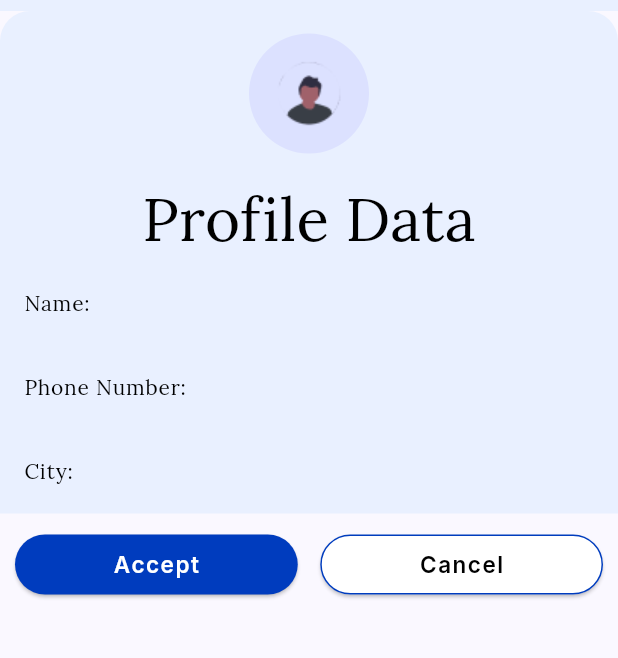
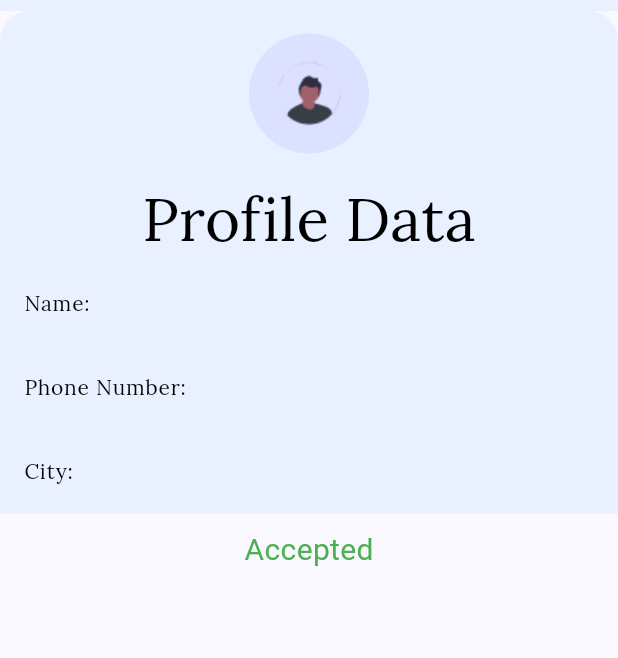
Before and after one commit to hassankhalid2239/digital_cometie_app, a Flutter app: the OthersProfileScreen screen opened directly with empty values, on a phone screen of 412 x 824 dp, the part 73-731 px from its top. Run offline on Flutter 3.47's test engine with Material 3 defaults, Android fonts, the phone set to English and light mode, and no system bars; our stand-ins replace cloud_firestore, country_picker, firebase_auth, firebase_core, firebase_messaging, firebase_storage and 8 more; accounts and stored records are empty; Roboto replaces fonts that are missing (Alef); key blocks and very long unbroken strings in the code were emptied for the run.

Commit message:
cancel or accept request done
cancel or accept request done.

```diff
--- a/lib/Views/home_screen.dart
+++ b/lib/Views/home_screen.dart
@@ -131,6 +131,7 @@ class _HomeScreenState extends State<HomeScreen> {
                               scrollDirection: Axis.horizontal,
                               itemCount: snapshot.data?.docs.length,
                               itemBuilder: (context, index) {
+                                if(snapshot.data?.docs[index]['uid']!=_authController.userModel.uid){
                                   return Padding(
                                     padding: const EdgeInsets.symmetric(horizontal: 10),
                                     child: SizedBox(
@@ -278,6 +279,8 @@ class _HomeScreenState extends State<HomeScreen> {
                                       ),
                                     ),
                                   );
+                                }
+                               return SizedBox();
                               },
                             );
 
--- a/lib/Views/notification_screen.dart
+++ b/lib/Views/notification_screen.dart
@@ -91,6 +91,7 @@ class NotificationListScreen extends StatelessWidget {
                             .collection('Cometies')
                             .doc(snapshot.data?.docs[index]['cometeId'])
                             .get();
+                        if(snapshot.data?.docs[index]['type']=='cometieRequest'){
                           Navigator.push(
                               context,
                               MaterialPageRoute(
@@ -102,6 +103,10 @@ class NotificationListScreen extends StatelessWidget {
                                         cometieName: snap['cometieName'],
                                         response: snapshot.data?.docs[index]['response'],
                                       )));
+                        }else{
+                          return;
+                        }
+
                       },
                       // leading: CircleAvatar(
                       //     radius: 22,
--- a/lib/Views/others_profile_screen.dart
+++ b/lib/Views/others_profile_screen.dart
@@ -165,7 +165,7 @@ class _OthersProfileScreenState extends State<OthersProfileScreen> {
                 ),
               ),
               SizedBox(height: 10,),
-              widget.response==''?
+              widget.response=='pending'?
               Padding(
                 padding: const EdgeInsets.symmetric(horizontal: 10),
                 child: Row(
@@ -178,7 +178,12 @@ class _OthersProfileScreenState extends State<OthersProfileScreen> {
                             backgroundColor:
                             const WidgetStatePropertyAll(Color(0xff003CBE))),
                         onPressed: () {
-
+                          Notifications().sendAcceptOffer(
+                              widget.cometieName,
+                              widget.id,
+                              widget.cometieIid,
+                              widget.notificationId);
+                          Navigator.pop(context);
                         },
                         child: FittedBox(
                           child: Text(
@@ -233,7 +238,14 @@ class _OthersProfileScreenState extends State<OthersProfileScreen> {
                   ],
                 ),
               ) :
-              const Text('Rejected')
+                  widget.response=='cancel'?
+              Text('Rejected',style: GoogleFonts.alef(
+                color: Colors.red,
+                fontSize: 20
+              ),):Text('Accepted',style: GoogleFonts.alef(
+                      color: Colors.green,
+                      fontSize: 20
+                  ))
             ],
           );
         },
```
Also changed, not shown: lib/Controller/notification_controller.dart (+47 -10 lines). Lines whose indentation alone changed are shown as unchanged.
